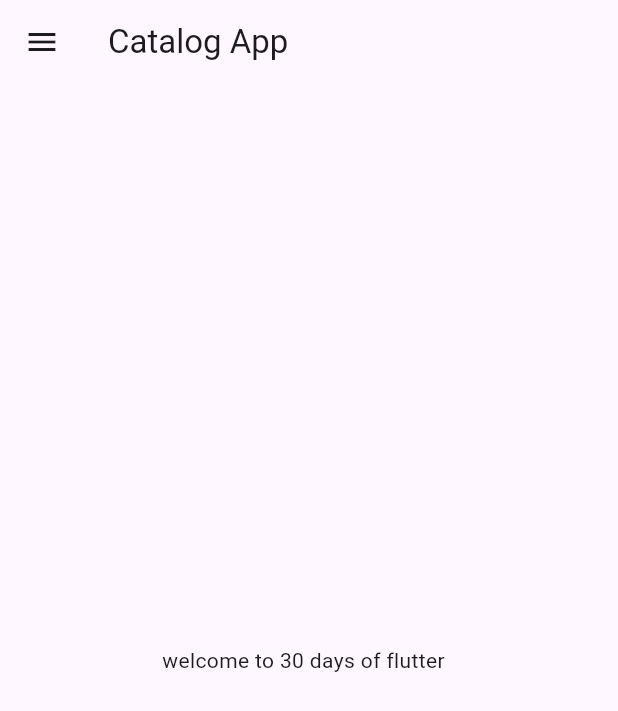
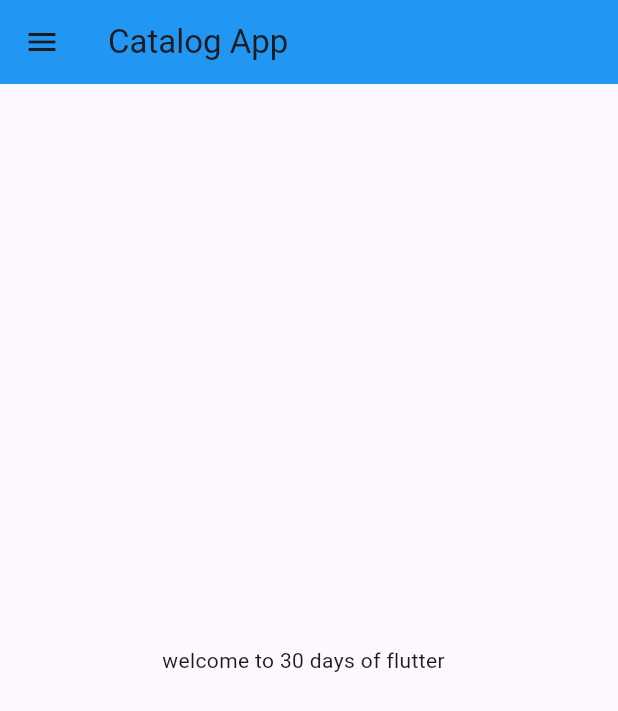
Before and after one commit to bhumika152/30DaysFlutter, a Flutter app: the screen it shows after launch, on a phone screen of 412 x 824 dp. Shown: the top 711 px of the screen. Run offline on Flutter 3.47's test engine with Material 3 defaults, Android fonts, the phone set to English and light mode, and no system bars.

Commit message:
Day 3 completed

```diff
--- a/lib/main.dart
+++ b/lib/main.dart
@@ -1,14 +1,31 @@
-import 'package:firstapp/home_page.dart';
+import 'package:firstapp/pages/home_page.dart';
+import 'package:firstapp/pages/login_page.dart';
 import 'package:flutter/material.dart';
 
 void main() {
   runApp(MyApp());
 }
 
-class MyApp extends StatelessWidget {
+class MyApp extends StatelessWidget{
   Widget build(BuildContext context) {
     return MaterialApp(
-      home: Home(),
+      //home: HomePage(),
+      themeMode: ThemeMode.dark,
+
+      darkTheme: ThemeData(
+        brightness: Brightness.light,
+
+        appBarTheme: AppBarTheme(
+          color: Colors.blue, // Specify color for app bar in dark theme
+        ),
+
+      ),
+      initialRoute: "/home",
+      routes: {
+        "/":(context) => LoginPage(),
+        "/home": (context) => Home(),
+        "/login":(context) => LoginPage()
+      },
     );
   }
 }
```
Also changed, not shown: lib/pages/login_page.dart (added, +18 -0 lines), lib/pages/home_page.dart (renamed from lib/home_page.dart).
